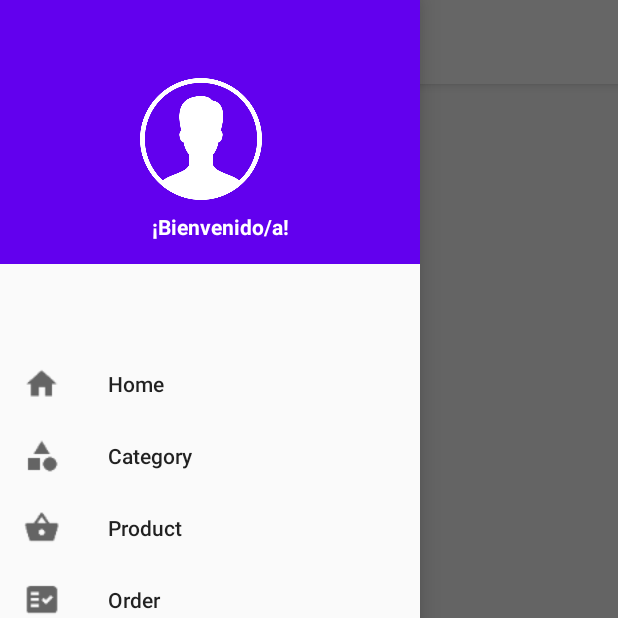
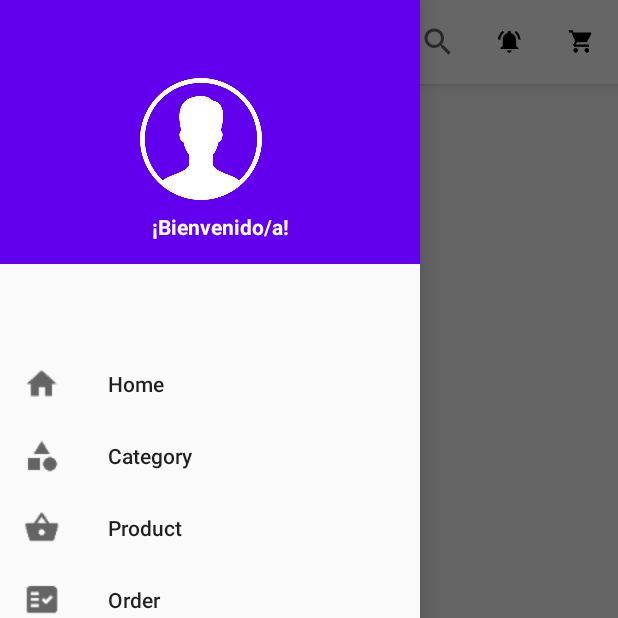
Before and after one commit to Yormaan/LoginMainPage, an Android app: the NavActivity screen opened directly, with no data from a screen before it, with the side drawer open, on a phone screen of 412 x 824 dp, the top half of it. Run offline under Robolectric (Android 15) with nearby library versions, the phone set to English and light mode, and no system bars; our stand-ins replace navigation-ui; Roboto replaces fonts that are not available here.

Commit message:
App top bar implemented!

```diff
--- a/app/src/main/java/com/pucmm/loginmainpage/NavActivity.java
+++ b/app/src/main/java/com/pucmm/loginmainpage/NavActivity.java
@@ -2,6 +2,7 @@ package com.pucmm.loginmainpage;
 
 import android.content.Intent;
 import android.os.Bundle;
+import android.view.MenuInflater;
 import android.view.MenuItem;
 import android.view.View;
 import android.view.Menu;
@@ -58,6 +59,17 @@ public class NavActivity extends AppCompatActivity implements NavigationView.OnN
 
     }
 
+    @Override
+    public boolean onCreateOptionsMenu(Menu menu) {
+        MenuInflater inflater = getMenuInflater();
+        inflater.inflate(R.menu.top_app_bar_menu, menu);
+        return true;
+    }
+    /*
+    For handling menu options in top bar use:
+    onOptionsItemSelected override method
+     */
+
     //Case for each case of selected item in the Drawer menu
     @Override
     public boolean onNavigationItemSelected(@NonNull MenuItem item) {
--- a/app/src/main/res/menu/nav_menu.xml
+++ b/app/src/main/res/menu/nav_menu.xml
@@ -1,12 +1,12 @@
 <?xml version="1.0" encoding="utf-8"?>
 <menu xmlns:android="http://schemas.android.com/apk/res/android"
-      xmlns:tools="http://schemas.android.com/tools"
+      xmlns:app="http://schemas.android.com/apk/res-auto" xmlns:tools="http://schemas.android.com/tools"
         tools:showIn="navigation_view">
 
     <item android:title="">
         <menu>
             <item android:title="Home"
-                android:icon="@mipmap/home_icon" />
+                  android:icon="@mipmap/home_icon" />
             <item android:title="Category"
                 android:icon="@mipmap/category_icon_forms" />
             <item android:title="Product"
--- /dev/null
+++ b/app/src/main/res/menu/top_app_bar_menu.xml
@@ -0,0 +1,18 @@
+<?xml version="1.0" encoding="utf-8"?>
+<menu xmlns:app="http://schemas.android.com/apk/res-auto"
+      xmlns:android="http://schemas.android.com/apk/res/android"
+    >
+
+    <item
+            android:id="@+id/app_bar_search"
+            android:icon="@mipmap/search_icon"
+            android:title="@string/top_app_bar_search_text" app:actionViewClass="android.widget.SearchView"
+            app:showAsAction="ifRoom"
+            android:visible="true" android:enabled="true" android:checkable="true"/>
+    <item android:title="@string/top_app_bar_notification_text" android:icon="@mipmap/notifications_active_icon"
+          android:visible="true"
+          android:enabled="true" android:checkable="true" app:showAsAction="ifRoom"/>
+    <item android:title="@string/top_app_bar_cart_text" android:icon="@mipmap/shopping_cart_icon" android:enabled="true"
+          android:visible="true"
+          android:checkable="true" app:showAsAction="ifRoom"/>
+</menu>
--- a/app/src/main/res/values/strings.xml
+++ b/app/src/main/res/values/strings.xml
@@ -19,6 +19,9 @@
     <string name="closeNavDrawer">Navigation Drawer Close</string>
 
     <string name="drawer_welcome_text">¡Bienvenido/a!</string>
-    <!-- TODO: Remove or change this placeholder text -->
+    <string name="top_app_bar_search_text">Buscar</string>
+    <string name="top_app_bar_notification_text">Notificaciones</string>
+    <string name="top_app_bar_cart_text">Carrito</string>
+    <!-- TODO: Remove or change this placeholder text  -->
     <string name="hello_blank_fragment">Hello blank fragment</string>
 </resources>
```
Also changed, not shown: app/src/main/res/mipmap-xxxhdpi/notifications_active_icon.png (added), app/src/main/res/mipmap-xxxhdpi/search_icon.png (added), app/src/main/res/mipmap-xxxhdpi/shopping_cart_icon.png (added).
